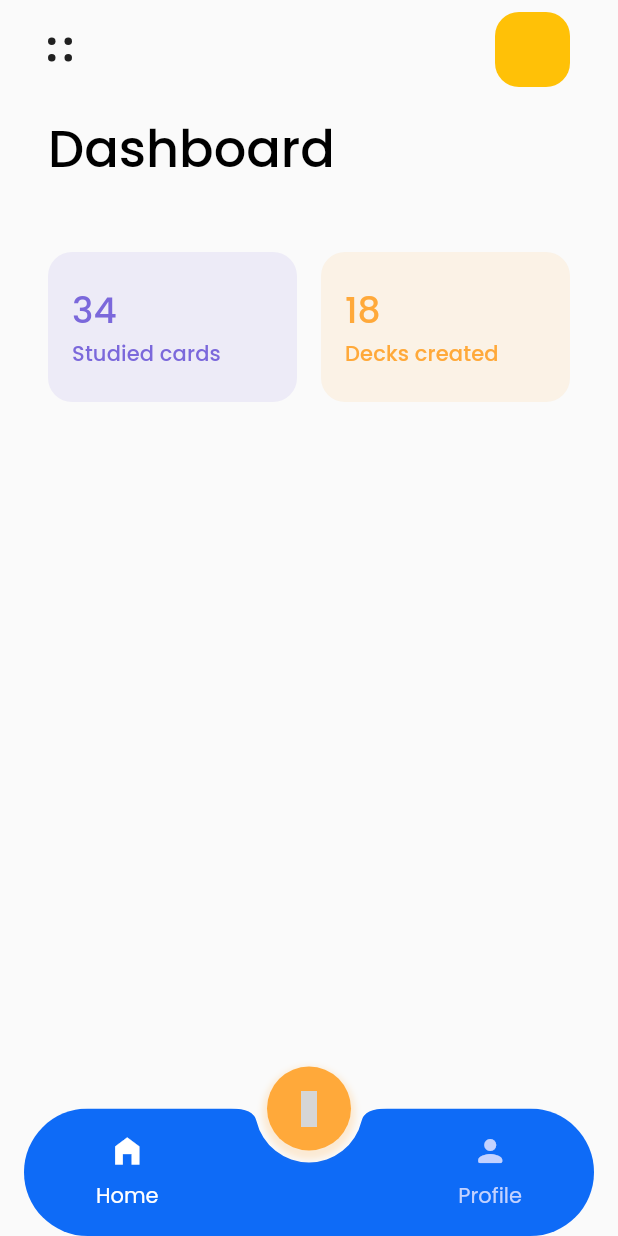
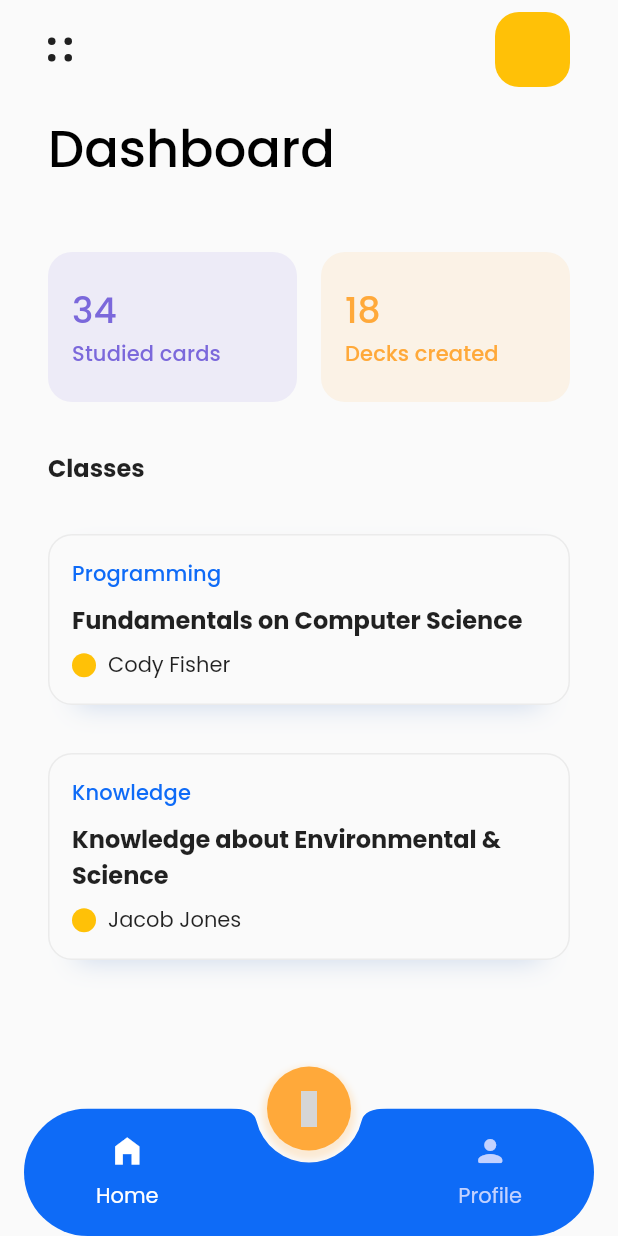
Before and after one commit to wojtekoziol/flash, a Flutter app: the screen it shows after launch, on a phone screen of 412 x 824 dp. Run offline on Flutter 3.47's test engine with Material 2 defaults, Android fonts, the phone set to English and light mode, and no system bars; our stand-ins replace bloc, flutter_hooks, unicons; grey boxes are pictures that could not be loaded.

Commit message:
Add classes cards

```diff
--- a/lib/config/constants.dart
+++ b/lib/config/constants.dart
@@ -10,7 +10,7 @@ const kPaddingXL = 48.0;
 const kOrange = Color(0xffffa93a);
 const kBlue = Color(0xff0e6bf7);
 const kPurple = Color(0xff7b68db);
-const kGrey = Color(0xfff9f9f9);
+const kGrey = Color.fromARGB(255, 235, 235, 235);
 const kLightBlue = Color(0xffc3d2ff);
 
 // Animations
--- a/lib/config/theme.dart
+++ b/lib/config/theme.dart
@@ -25,9 +25,11 @@ final kLightTheme = ThemeData(
       fontWeight: FontWeight.w500,
     ),
     headline5: TextStyle(fontWeight: FontWeight.w500),
+    subtitle1: TextStyle(fontWeight: FontWeight.bold),
   ),
   colorScheme: const ColorScheme.light().copyWith(
     primary: kBlue,
     secondary: kPurple,
   ),
+  dividerColor: kGrey,
 );
--- a/lib/home/home_view.dart
+++ b/lib/home/home_view.dart
@@ -1,5 +1,6 @@
 import 'package:flash/config/constants.dart';
 import 'package:flash/home/widgets/app_logo.dart';
+import 'package:flash/home/widgets/card_deck.dart';
 import 'package:flash/home/widgets/home_widget.dart';
 import 'package:flash/home/widgets/profile_picture.dart';
 import 'package:flutter/material.dart';
@@ -10,7 +11,6 @@ class HomeView extends StatelessWidget {
   @override
   Widget build(BuildContext context) {
     final theme = Theme.of(context);
-    final scaffoldColor = theme.scaffoldBackgroundColor;
 
     return SafeArea(
       child: Padding(
@@ -39,13 +39,45 @@ class HomeView extends StatelessWidget {
                     ),
                   ],
                 ),
+                const SizedBox(height: kPaddingL),
+                Text(
+                  'Classes',
+                  style: theme.textTheme.subtitle1,
+                ),
+                const SizedBox(height: kPaddingL),
+                const CardDeck(
+                  category: 'Programming',
+                  title: 'Fundamentals on Computer Science',
+                  user: 'Cody Fisher',
+                ),
+                const SizedBox(height: kPaddingL),
+                const CardDeck(
+                  category: 'Knowledge',
+                  title: 'Knowledge about Environmental & Science',
+                  user: 'Jacob Jones',
+                ),
               ],
             ),
-            Column(
+            const _AppBar(),
+          ],
+        ),
+      ),
+    );
+  }
+}
+
+class _AppBar extends StatelessWidget {
+  const _AppBar();
+
+  @override
+  Widget build(BuildContext context) {
+    final scaffoldColor = Theme.of(context).scaffoldBackgroundColor;
+
+    return Column(
       mainAxisSize: MainAxisSize.min,
       children: [
         ColoredBox(
-                  color: theme.scaffoldBackgroundColor,
+          color: scaffoldColor,
           child: Column(
             crossAxisAlignment: CrossAxisAlignment.start,
             children: [
@@ -75,10 +107,6 @@ class HomeView extends StatelessWidget {
           ),
         ),
       ],
-            ),
-          ],
-        ),
-      ),
     );
   }
 }
--- /dev/null
+++ b/lib/home/widgets/card_deck.dart
@@ -0,0 +1,82 @@
+import 'package:flash/config/constants.dart';
+import 'package:flutter/material.dart';
+
+class CardDeck extends StatelessWidget {
+  const CardDeck({
+    super.key,
+    required this.category,
+    required this.title,
+    required this.user,
+  });
+
+  final String category;
+  final String title;
+  final String user;
+
+  @override
+  Widget build(BuildContext context) {
+    final theme = Theme.of(context);
+    final textTheme = theme.textTheme;
+
+    return Stack(
+      alignment: Alignment.bottomCenter,
+      children: [
+        Container(
+          width: MediaQuery.of(context).size.width * 0.75,
+          height: 100,
+          decoration: BoxDecoration(
+            boxShadow: [
+              BoxShadow(
+                color: Color.lerp(
+                  Colors.black,
+                  theme.colorScheme.primary,
+                  0.7,
+                )!
+                    .withOpacity(0.2),
+                blurRadius: 14,
+              )
+            ],
+          ),
+        ),
+        SizedBox(
+          width: double.infinity,
+          child: DecoratedBox(
+            decoration: BoxDecoration(
+              color: theme.scaffoldBackgroundColor,
+              border: Border.all(color: theme.dividerColor),
+              borderRadius: BorderRadius.circular(kPaddingM),
+            ),
+            child: Padding(
+              padding: const EdgeInsets.all(kPaddingM),
+              child: Column(
+                mainAxisAlignment: MainAxisAlignment.spaceEvenly,
+                crossAxisAlignment: CrossAxisAlignment.start,
+                children: [
+                  Text(
+                    category,
+                    style: textTheme.subtitle2!.copyWith(
+                      color: theme.colorScheme.primary,
+                    ),
+                  ),
+                  const SizedBox(height: kPaddingS),
+                  Text(title, style: textTheme.subtitle1),
+                  const SizedBox(height: kPaddingS),
+                  Row(
+                    children: [
+                      const CircleAvatar(
+                        radius: kPaddingS,
+                        backgroundColor: Colors.amber,
+                      ),
+                      const SizedBox(width: kPaddingS),
+                      Text(user, style: textTheme.bodyText2),
+                    ],
+                  ),
+                ],
+              ),
+            ),
+          ),
+        ),
+      ],
+    );
+  }
+}
```
Lines whose indentation alone changed are shown as unchanged.
